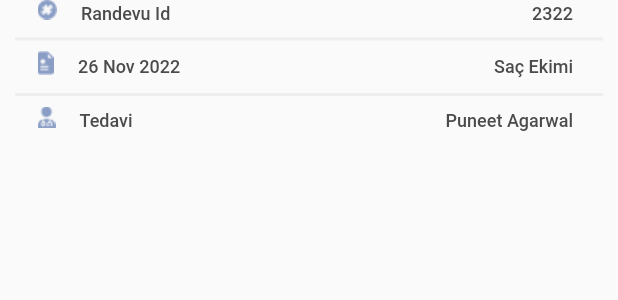
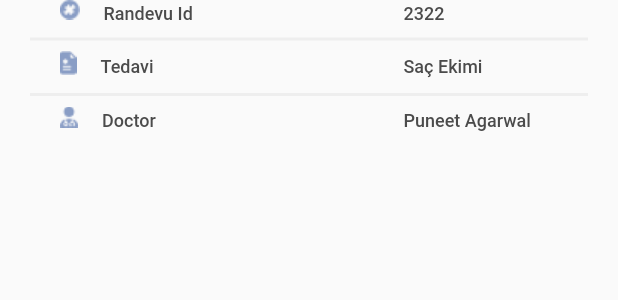
Before and after one commit to Sadid-USN/patient_hub, a Flutter app: the DetailItemsWidget widget shown alone on an empty page, opened directly, on a phone screen of 412 x 824 dp. Shown: the top 300 px of the screen. Run offline on Flutter 3.47's test engine with Material 2 defaults, Android fonts, the light colour scheme and no system bars; our stand-ins replace flutter_rating_bar, flutter_svg, get; network calls fail; project files that could hold a hidden picture were left out.

```diff
--- a/lib/constant/theme/colors.dart
+++ b/lib/constant/theme/colors.dart
@@ -2,8 +2,8 @@ import 'package:flutter/material.dart';
 
 abstract class AppColors {
   static const Color appBarColor = Color(0xff0A4B81);
-  static const Color appBarColorRight = Color(0xff0B4B81);
-  static const Color appBarSecondary = Color(0xff0B4B81);
+  static const Color appBarColorLeft = Color(0xff0B4B81);
+  static const Color appBarSecondary = Color(0xff084171);
   static const Color white = Color(0xffffffff);
   static const Color black = Color(0xff000000);
   static const Color blackDate = Color(0xff181818);
@@ -40,6 +40,11 @@ const headline3 = TextStyle(
     fontSize: 12,
     color: AppColors.headline3,
     overflow: TextOverflow.ellipsis);
+const starsheadline = TextStyle(
+    fontWeight: FontWeight.w500,
+    fontSize: 20,
+    color: AppColors.headline3,
+    overflow: TextOverflow.ellipsis);
 const headline4 = TextStyle(
     fontWeight: FontWeight.w500,
     fontSize: 12,
--- a/lib/data/local_list_items.dart
+++ b/lib/data/local_list_items.dart
@@ -20,8 +20,8 @@ List<String> ratingItems = [
 
 List<String> details = [
   'Randevu Id',
-  '26 Nov 2022',
   'Tedavi',
+  'Doctor',
 ];
 List<String> details2 = [
   '2322',
@@ -39,7 +39,7 @@ List<String> pngImages = [
   Assets.klinik,
   Assets.klinik,
 ];
-List<String> detailInfo = [
+List<String> detailIcons = [
   Assets.idicon,
   Assets.infoicon,
   Assets.docicon,
--- a/lib/pages/detail_page/widgets/detail_widget.dart
+++ b/lib/pages/detail_page/widgets/detail_widget.dart
@@ -6,12 +6,15 @@ class DetailItemsWidget extends StatelessWidget {
   const DetailItemsWidget({Key? key}) : super(key: key);
   @override
   Widget build(BuildContext context) {
-    return ListView.separated(
+    Size size = MediaQuery.of(context).size;
+    return SizedBox(
+      height: size.height / 3 * 0.4,
+      child: ListView.separated(
         physics: const NeverScrollableScrollPhysics(),
         shrinkWrap: true,
         separatorBuilder: (context, index) {
           return const Padding(
-          padding: EdgeInsets.symmetric(horizontal: 10),
+            padding: EdgeInsets.symmetric(horizontal: 20),
             child: Divider(
               color: AppColors.gray,
               thickness: 2,
@@ -19,21 +22,20 @@ class DetailItemsWidget extends StatelessWidget {
           );
         },
         scrollDirection: Axis.vertical,
-      itemCount: detailInfo.length,
+        itemCount: detailIcons.length,
         itemBuilder: (context, index) {
-        return Container(
-          margin: const EdgeInsets.only(left: 25, right: 30),
-          decoration: BoxDecoration(
-            borderRadius: BorderRadius.circular(20),
-          ),
-          child: Row(
+          return Padding(
+            padding: const EdgeInsets.symmetric(horizontal: 40),
+            child: Column(
               mainAxisAlignment: MainAxisAlignment.start,
-            crossAxisAlignment: CrossAxisAlignment.center,
+              children: [
+                Row(
+                  mainAxisAlignment: MainAxisAlignment.start,
                   children: [
                     Padding(
                       padding: const EdgeInsets.only(bottom: 5),
                       child: Image.asset(
-                  detailInfo[index],
+                        detailIcons[index],
                       ),
                     ),
                     const SizedBox(
@@ -44,15 +46,20 @@ class DetailItemsWidget extends StatelessWidget {
                       style: headline3,
                     ),
                     const Spacer(),
-              Text(
+                    SizedBox(
+                      width: size.width / 2 * 0.5,
+                      child: Text(
                         details2[index],
-                textAlign: TextAlign.start,
                         style: headline3,
+                      ),
+                    ),
+                  ],
                 ),
               ],
             ),
           );
         },
+      ),
     );
   }
 }
--- a/lib/pages/my_appointments_page.dart
+++ b/lib/pages/my_appointments_page.dart
@@ -15,9 +15,10 @@ class MyAppointmentsPage extends StatelessWidget {
 
     return Scaffold(
       appBar: AppBar(
-        backgroundColor: AppColors.appBarColorRight.withOpacity(0.9),
+        backgroundColor: AppColors.appBarColorLeft,
         elevation: 0.0,
         flexibleSpace: CustomAbbBar(
+          title: 'Randevularım',
           onTap: () {},
         ),
         centerTitle: true,
@@ -80,7 +81,8 @@ class MyAppointmentsPage extends StatelessWidget {
                               datetime: doctorsInfo[index].datetime ?? '',
                             ),
                           );
-                          }),
+                        },
+                      ),
                     ),
                   ),
                 ),
--- a/lib/widgets/buttons/left_icon.dart
+++ b/lib/widgets/buttons/left_icon.dart
@@ -1,7 +1,6 @@
 import 'package:flutter/material.dart';
 import 'package:get/get_state_manager/get_state_manager.dart';
 import 'package:petient_hub/constant/assets.dart';
-import 'package:petient_hub/constant/dimensions.dart';
 import 'package:petient_hub/constant/theme/colors.dart';
 import 'package:petient_hub/controllers/app_controller.dart';
 
@@ -9,13 +8,15 @@ class LeftIcon extends StatelessWidget {
   const LeftIcon({Key? key}) : super(key: key);
   @override
   Widget build(BuildContext context) {
+    Size size = MediaQuery.of(context).size;
     return GetBuilder<AppController>(
       builder: (controller) => GestureDetector(
         onTap: () {
           controller.onFirstButtonTapped();
         },
         child: Container(
-          height: Dimensions.homeIconHeight,
+          margin: const EdgeInsets.only(top: 8),
+          height: size.height / 6 * 0.4,
           padding: const EdgeInsets.symmetric(horizontal: 8),
           decoration: BoxDecoration(
             color: controller.isFirstButtonSelected
--- a/lib/widgets/buttons/right_icon.dart
+++ b/lib/widgets/buttons/right_icon.dart
@@ -1,7 +1,6 @@
 import 'package:flutter/material.dart';
 import 'package:get/get.dart';
 import 'package:petient_hub/constant/assets.dart';
-import 'package:petient_hub/constant/dimensions.dart';
 import 'package:petient_hub/constant/theme/colors.dart';
 import 'package:petient_hub/controllers/app_controller.dart';
 
@@ -9,13 +8,15 @@ class RightIcon extends StatelessWidget {
   const RightIcon({Key? key}) : super(key: key);
   @override
   Widget build(BuildContext context) {
+    Size size = MediaQuery.of(context).size;
     return GetBuilder<AppController>(
       builder: (controller) => GestureDetector(
         onTap: () {
           controller.onSecondButtonTapped();
         },
         child: Container(
-          height: Dimensions.homeIconHeight,
+          height: size.height / 6 * 0.4,
+          margin: const EdgeInsets.only(top: 8),
           padding: const EdgeInsets.symmetric(
             horizontal: 3,
           ),
```
Also changed, not shown: lib/constant/dimensions.dart (+13 -15 lines), lib/pages/detail_page/detail_page.dart (+8 -8 lines), lib/pages/detail_page/widgets/dropdown_button.dart (+7 -5 lines), lib/pages/detail_page/widgets/ratingbar.dart (+31 -11 lines), lib/pages/detail_page/widgets/top_detail_card.dart (+13 -7 lines), lib/pages/toggle_page.dart (+6 -3 lines), lib/widgets/custom_appbar.dart (+7 -6 lines). Lines whose indentation alone changed are shown as unchanged.
